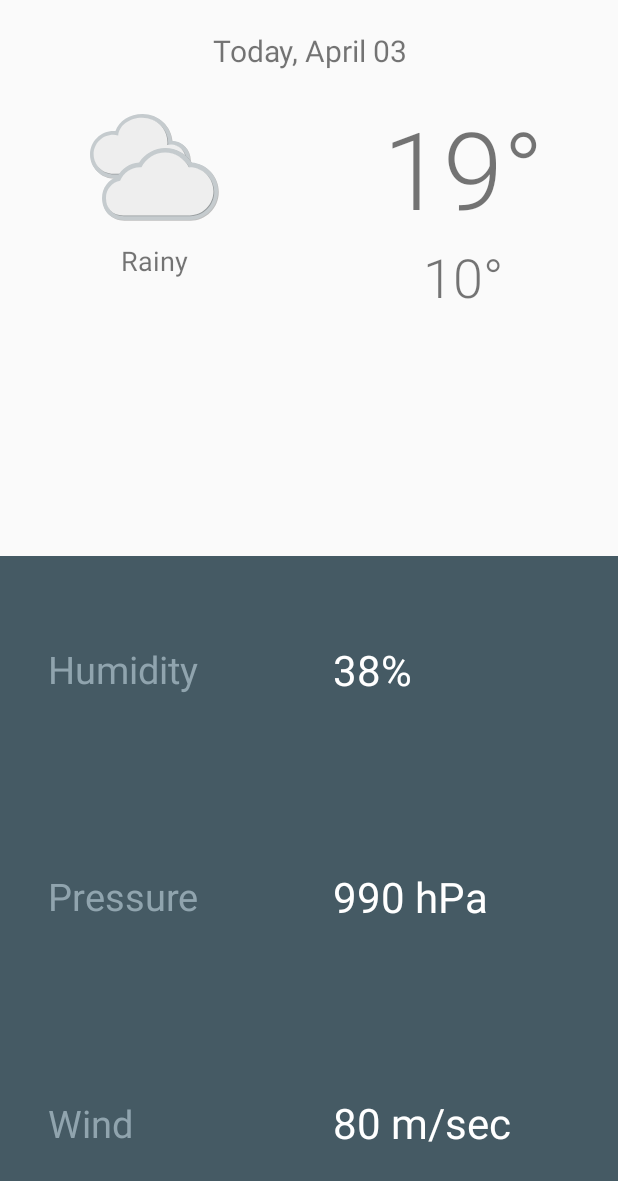
After one commit to dekzitfz/sunshine, an Android app: the layout activity_detail_forecast.xml on its own in the app's theme, with its tools: preview values and no code run, on a phone screen of 412 x 824 dp. The commit adds this screen. Shown: the top 1181 px of the screen. Run offline under Robolectric (Android 15) with nearby library versions, the phone set to English and light mode, and no system bars; network calls fail.

Commit message:
add detail weather activity, add onclick interface to recyclerview

```diff
--- /dev/null
+++ b/app/src/main/res/layout/activity_detail_forecast.xml
@@ -0,0 +1,181 @@
+<?xml version="1.0" encoding="utf-8"?>
+<LinearLayout xmlns:android="http://schemas.android.com/apk/res/android"
+    xmlns:tools="http://schemas.android.com/tools"
+    android:layout_width="match_parent"
+    android:layout_height="match_parent"
+    android:orientation="vertical"
+    android:weightSum="1.0">
+
+    <LinearLayout
+        android:layout_width="match_parent"
+        android:layout_height="0dp"
+        android:layout_weight="0.45"
+        android:orientation="vertical"
+        android:paddingTop="20dp">
+
+        <TextView
+            android:id="@+id/detail_date"
+            android:layout_width="match_parent"
+            android:layout_height="wrap_content"
+            android:layout_marginBottom="16dp"
+            android:gravity="center_horizontal"
+            android:textSize="20sp"
+            tools:text="Today, April 03" />
+
+        <LinearLayout
+            android:layout_width="match_parent"
+            android:layout_height="wrap_content"
+            android:orientation="horizontal"
+            android:weightSum="1.0">
+
+            <LinearLayout
+                android:layout_width="0dp"
+                android:layout_height="wrap_content"
+                android:layout_weight="0.5"
+                android:orientation="vertical">
+
+                <ImageView
+                    android:id="@+id/detail_weather_icon"
+                    android:layout_width="96dp"
+                    android:layout_height="96dp"
+                    android:layout_gravity="center_horizontal"
+                    tools:src="@drawable/art_clouds" />
+
+                <TextView
+                    android:id="@+id/detail_weather_description"
+                    android:layout_width="wrap_content"
+                    android:layout_height="wrap_content"
+                    android:layout_gravity="center_horizontal"
+                    android:layout_marginTop="2dp"
+                    android:textSize="18sp"
+                    tools:text="Rainy" />
+
+            </LinearLayout>
+
+            <LinearLayout
+                android:layout_width="0dp"
+                android:layout_height="wrap_content"
+                android:layout_weight="0.5"
+                android:orientation="vertical">
+
+                <TextView
+                    android:id="@+id/detail_high_temperature"
+                    android:layout_width="wrap_content"
+                    android:layout_height="wrap_content"
+                    android:layout_gravity="center_horizontal"
+                    android:fontFamily="sans-serif-light"
+                    android:textSize="72sp"
+                    tools:text="19\u00b0" />
+
+                <TextView
+                    android:id="@+id/detail_low_temperature"
+                    android:layout_width="wrap_content"
+                    android:layout_height="wrap_content"
+                    android:layout_gravity="center_horizontal"
+                    android:fontFamily="sans-serif-light"
+                    android:textSize="36sp"
+                    tools:text="10\u00b0" />
+
+            </LinearLayout>
+
+        </LinearLayout>
+
+    </LinearLayout>
+
+    <LinearLayout
+        android:layout_width="match_parent"
+        android:layout_height="0dp"
+        android:layout_weight="0.55"
+        android:background="@color/detail_accent_pane_background"
+        android:orientation="vertical"
+        android:paddingStart="32dp"
+        android:weightSum="0.9">
+
+        <LinearLayout
+            android:layout_width="match_parent"
+            android:layout_height="match_parent"
+            android:layout_weight="0.3"
+            android:orientation="horizontal"
+            android:weightSum="1.0">
+
+            <TextView
+                android:id="@+id/humidity_label"
+                android:layout_width="match_parent"
+                android:layout_height="wrap_content"
+                android:layout_gravity="center_vertical"
+                android:layout_weight="0.5"
+                android:text="@string/humidity_label"
+                android:textColor="@color/detail_accent_label"
+                android:textSize="25sp" />
+
+            <TextView
+                android:id="@+id/detail_humidity"
+                android:layout_width="match_parent"
+                android:layout_height="wrap_content"
+                android:layout_gravity="center_vertical"
+                android:layout_weight="0.5"
+                android:textColor="@color/white"
+                android:textSize="28sp"
+                tools:text="38%" />
+
+        </LinearLayout>
+
+        <LinearLayout
+            android:layout_width="match_parent"
+            android:layout_height="match_parent"
+            android:layout_weight="0.3"
+            android:orientation="horizontal"
+            android:weightSum="1.0">
+
+            <TextView
+                android:layout_width="match_parent"
+                android:layout_height="wrap_content"
+                android:layout_gravity="center_vertical"
+                android:layout_weight="0.5"
+                android:text="@string/pressure_label"
+                android:textColor="@color/detail_accent_label"
+                android:textSize="25sp" />
+
+            <TextView
+                android:id="@+id/detail_pressure"
+                android:layout_width="match_parent"
+                android:layout_height="wrap_content"
+                android:layout_gravity="center_vertical"
+                android:layout_weight="0.5"
+                android:textColor="@color/white"
+                android:textSize="28sp"
+                tools:text="990 hPa" />
+
+        </LinearLayout>
+
+        <LinearLayout
+            android:layout_width="match_parent"
+            android:layout_height="match_parent"
+            android:layout_weight="0.3"
+            android:orientation="horizontal"
+            android:weightSum="1.0">
+
+            <TextView
+                android:layout_width="match_parent"
+                android:layout_height="wrap_content"
+                android:layout_gravity="center_vertical"
+                android:layout_weight="0.5"
+                android:text="@string/wind_label"
+                android:textColor="@color/detail_accent_label"
+                android:textSize="25sp" />
+
+            <TextView
+                android:id="@+id/detail_wind"
+                android:layout_width="match_parent"
+                android:layout_height="wrap_content"
+                android:layout_gravity="center_vertical"
+                android:layout_weight="0.5"
+                android:textColor="@color/white"
+                android:textSize="28sp"
+                tools:text="80 m/sec" />
+
+        </LinearLayout>
+
+    </LinearLayout>
+
+</LinearLayout>
--- a/app/src/main/res/values/strings.xml
+++ b/app/src/main/res/values/strings.xml
@@ -1,6 +1,7 @@
 <resources xmlns:xliff="urn:oasis:names:tc:xliff:document:1.2">
     <string name="app_name">Sunshine</string>
     <string name="action_settings">Settings</string>
+    <string name="detail_activity">Details</string>
 
     <string name="a11y_forecast">Forecast: <xliff:g id="condition">%1$s</xliff:g></string>
     <string name="a11y_forecast_icon">Forecast icon: <xliff:g id="condition">%1$s</xliff:g></string>
```
Also changed, not shown: app/src/main/AndroidManifest.xml (+8 -0 lines), app/src/main/java/bali/iak/sunshine/DetailActivity.java (added, +112 -0 lines), app/src/main/java/bali/iak/sunshine/MainActivity.java (+16 -4 lines), app/src/main/java/bali/iak/sunshine/adapter/ForecastListAdapter.java (+9 -4 lines), app/src/main/java/bali/iak/sunshine/adapter/OnclickListener.java (added, +11 -0 lines), app/src/main/java/bali/iak/sunshine/adapter/viewholder/ForecastItemViewHolder.java (+9 -1 lines), app/src/main/java/bali/iak/sunshine/adapter/viewholder/TodayForecastViewHolder.java (+9 -1 lines), app/src/main/java/bali/iak/sunshine/model/ListItem.java (+34 -22 lines).
